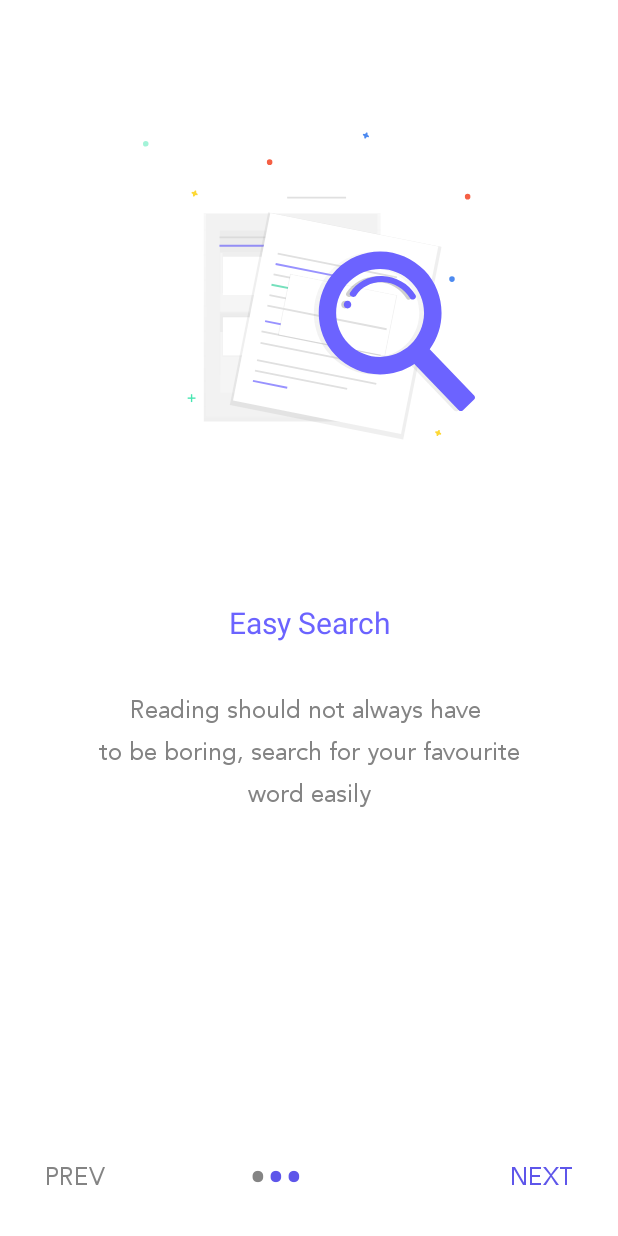
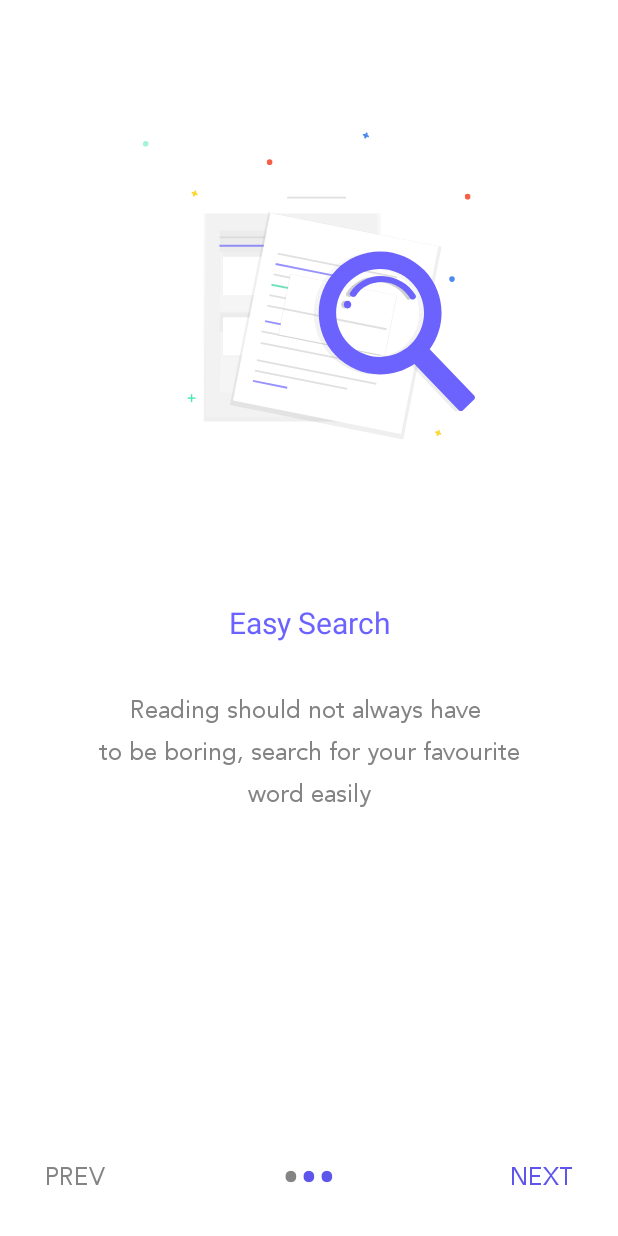
Before and after one commit to efanious/Aad-team-38-animation-challenge, an Android app: the screen it shows after launch (activity_onboarding), on a phone screen of 412 x 824 dp. Run offline under Robolectric (Android 15) with nearby library versions, the phone set to English and light mode, and no system bars.

Commit message:
Onboarding Dots Centered

```diff
--- a/app/src/main/res/layout/activity_onboarding.xml
+++ b/app/src/main/res/layout/activity_onboarding.xml
@@ -55,11 +55,11 @@
             android:layout_height="83dp"
             android:layout_centerHorizontal="true"
             android:layout_centerVertical="true"
-            android:gravity="center_vertical"
+            android:gravity="center"
             android:orientation="horizontal"
             app:layout_constraintBottom_toBottomOf="parent"
-            app:layout_constraintEnd_toEndOf="parent"
-            app:layout_constraintStart_toStartOf="parent"
+            app:layout_constraintEnd_toEndOf="@+id/nextButton"
+            app:layout_constraintStart_toStartOf="@+id/prevButton"
             app:layout_constraintTop_toTopOf="parent" />
 
         <Button
```
